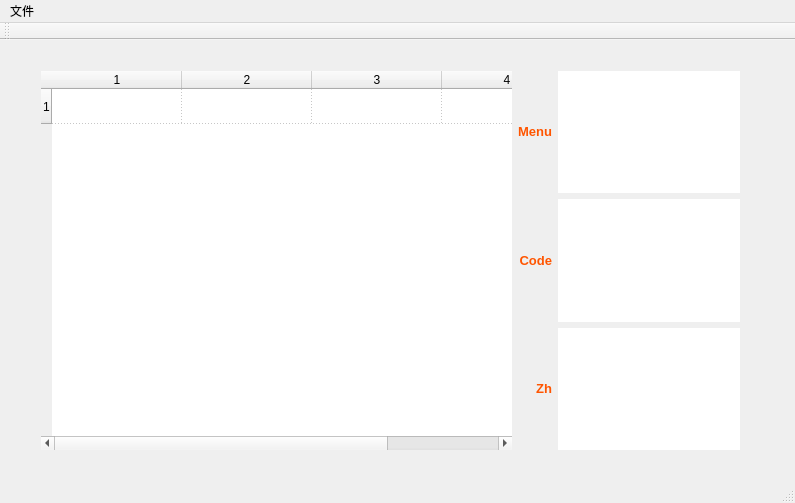
yjhi/GenerateCode, file mainwindow.ui: the form before one commit.
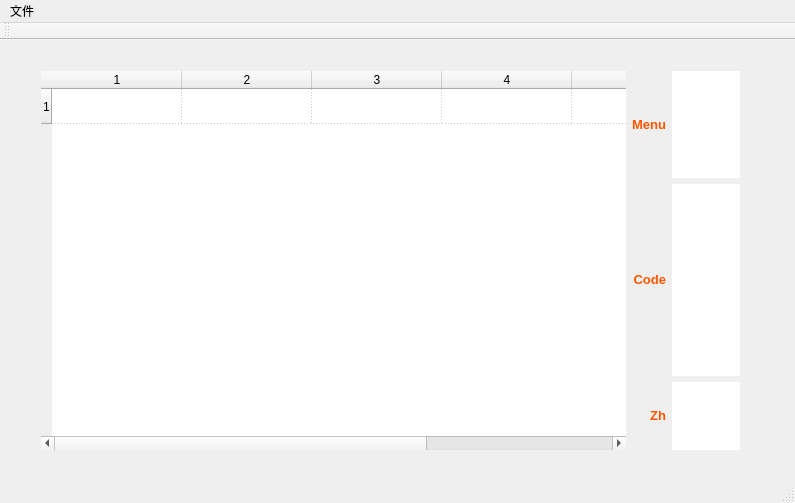
The form after the commit.

What changed in the file:
```diff
--- a/mainwindow.ui
+++ b/mainwindow.ui
@@ -23,7 +23,7 @@
       <height>401</height>
      </rect>
     </property>
-    <layout class="QGridLayout" name="gridLayout">
+    <layout class="QGridLayout" name="gridLayout" rowstretch="5,9,3">
      <item row="2" column="2">
       <widget class="QTextEdit" name="txtZh">
        <property name="font">
@@ -120,7 +120,7 @@
         <number>1</number>
        </property>
        <property name="columnCount">
-        <number>4</number>
+        <number>6</number>
        </property>
        <attribute name="horizontalHeaderCascadingSectionResizes">
         <bool>true</bool>
@@ -145,6 +145,8 @@
        <column/>
        <column/>
        <column/>
+       <column/>
+       <column/>
       </widget>
      </item>
     </layout>
```
Left out of the diff: 2 changed lines with no effect on the pictures.
